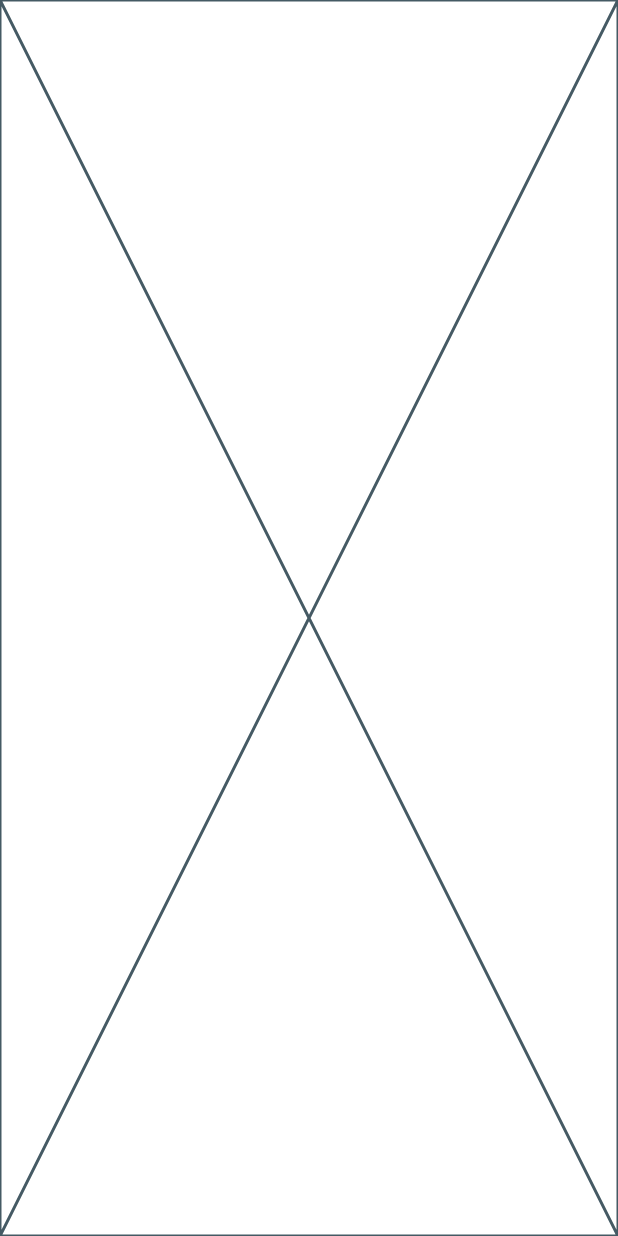
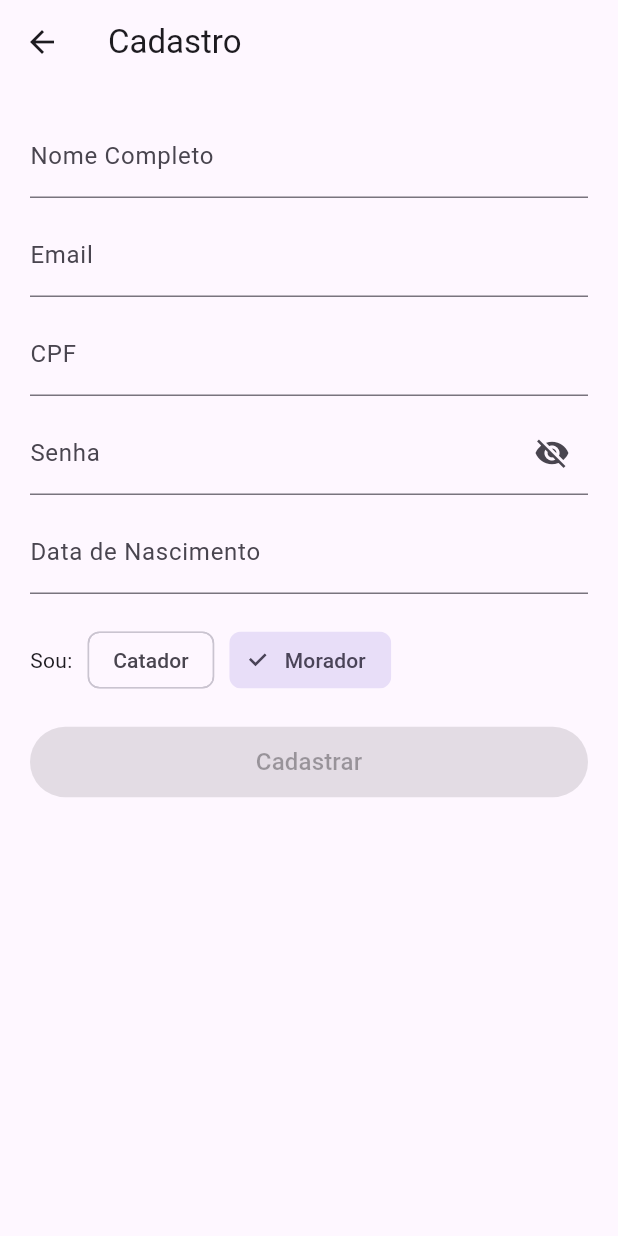
Before and after one commit to giovaneneves7/ecocoleta, a Flutter app: the screen it shows after launch, after a tap on "Cadastre-se", on a phone screen of 412 x 824 dp. Run offline on Flutter 3.47's test engine with Material 3 defaults, Android fonts, the phone set to English and light mode, and no system bars; our stand-ins replace get, mask_text_input_formatter; statements that could not run were skipped.

Commit message:
🪲 Fix: Solve syntax error

```diff
--- a/lib/features/auth/screens/signup_screen.dart
+++ b/lib/features/auth/screens/signup_screen.dart
@@ -1,8 +1,8 @@
 import 'package:ecocoleta/helper/route_helper.dart';
-import 'package:ecocoleta/util/images.dart';
 import 'package:flutter/material.dart';
-import 'dart:ui';
+import 'package:flutter/services.dart';
 import 'package:get/get.dart';
+import 'package:mask_text_input_formatter/mask_text_input_formatter.dart';
 
 class SignupScreen extends StatefulWidget {
   @override
@@ -11,8 +11,136 @@ class SignupScreen extends StatefulWidget {
 
 class _SignupScreenState extends State<SignupScreen> {
 
+  final TextEditingController _nameController = TextEditingController();
+  final TextEditingController _emailController = TextEditingController();
+  final TextEditingController _cpfController = TextEditingController();
+  final TextEditingController _passwordController = TextEditingController();
+  final TextEditingController _birthDateController = TextEditingController();
+
+  bool _isPasswordVisible = false;
+  bool _isCollector = false;
+  bool _isValidEmail = true;
+  bool _isValidCPF = true;
+  bool _isValidPassword = true;
+  bool _isFormValid = false;
+
+  var cpfFormatter = MaskTextInputFormatter(mask: '###.###.###-##', filter: {"#": RegExp(r'[0-9]')});
+
+  void _validateForm() {
+    setState(() {
+      _isValidEmail = RegExp(r"^[a-zA-Z0-9._%+-]+@[a-zA-Z0-9.-]+\.[a-zA-Z]{2,}").hasMatch(_emailController.text);
+      _isValidCPF = cpfFormatter.getUnmaskedText().length == 11;
+      _isValidPassword = _passwordController.text.length >= 8;
+      _isFormValid = _nameController.text.isNotEmpty && _isValidEmail && _isValidCPF && _isValidPassword && _birthDateController.text.isNotEmpty;
+    });
+  }
+
   @override
   Widget build(BuildContext context) {
-    return Placeholder();
+    return Scaffold(
+      appBar: AppBar(title: Text('Cadastro')),
+      body: Padding(
+        padding: const EdgeInsets.all(20.0),
+        child: SingleChildScrollView(
+          child: Column(
+            crossAxisAlignment: CrossAxisAlignment.start,
+            children: [
+              TextField(
+                controller: _nameController,
+                decoration: InputDecoration(labelText: 'Nome Completo'),
+                onChanged: (value) => _validateForm(),
+              ),
+              SizedBox(height: 10),
+              TextField(
+                controller: _emailController,
+                decoration: InputDecoration(
+                  labelText: 'Email',
+                  errorText: _isValidEmail ? null : 'Email inválido',
+                ),
+                keyboardType: TextInputType.emailAddress,
+                onChanged: (value) => _validateForm(),
+              ),
+              SizedBox(height: 10),
+              TextField(
+                controller: _cpfController,
+                decoration: InputDecoration(
+                  labelText: 'CPF',
+                  errorText: _isValidCPF ? null : 'CPF inválido',
+                ),
+                keyboardType: TextInputType.number,
+                inputFormatters: [cpfFormatter],
+                onChanged: (value) => _validateForm(),
+              ),
+              SizedBox(height: 10),
+              TextField(
+                controller: _passwordController,
+                decoration: InputDecoration(
+                  labelText: 'Senha',
+                  errorText: _isValidPassword ? null : 'A senha deve ter no mínimo 8 caracteres',
+                  suffixIcon: IconButton(
+                    icon: Icon(_isPasswordVisible ? Icons.visibility : Icons.visibility_off),
+                    onPressed: () {
+                      setState(() {
+                        _isPasswordVisible = !_isPasswordVisible;
+                      });
+                    },
+                  ),
+                ),
+                obscureText: !_isPasswordVisible,
+                onChanged: (value) => _validateForm(),
+              ),
+              SizedBox(height: 10),
+              TextField(
+                controller: _birthDateController,
+                decoration: InputDecoration(labelText: 'Data de Nascimento'),
+                keyboardType: TextInputType.datetime,
+                onChanged: (value) => _validateForm(),
+              ),
+              SizedBox(height: 20),
+              Row(
+                children: [
+                  Text('Sou:'),
+                  SizedBox(width: 10),
+                  ChoiceChip(
+                    label: Text('Catador'),
+                    selected: _isCollector,
+                    onSelected: (selected) {
+                      setState(() {
+                        _isCollector = true;
+                      });
+                    },
+                  ),
+                  SizedBox(width: 10),
+                  ChoiceChip(
+                    label: Text('Morador'),
+                    selected: !_isCollector,
+                    onSelected: (selected) {
+                      setState(() {
+                        _isCollector = false;
+                      });
+                    },
+                  ),
+                ],
+              ),
+              SizedBox(height: 20),
+              SizedBox(
+                width: double.infinity,
+                child: ElevatedButton(
+                  onPressed: _isFormValid ? () {
+                    Get.toNamed(RouteHelper.getLoginScreen());
+                  } : null,
+                  style: ElevatedButton.styleFrom(
+                    backgroundColor: _isFormValid ? Colors.green : Colors.grey,
+                    foregroundColor: Colors.white,
+                    padding: EdgeInsets.symmetric(vertical: 12),
+                  ),
+                  child: Text('Cadastrar', style: TextStyle(fontSize: 16)),
+                ),
+              ),
+            ],
+          ),
+        ),
+      ),
+    );
   }
 }
```
